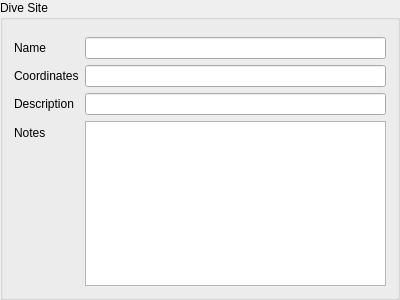
Old version of the form qt-ui/locationInformation.ui in the repository subsurface/subsurface.
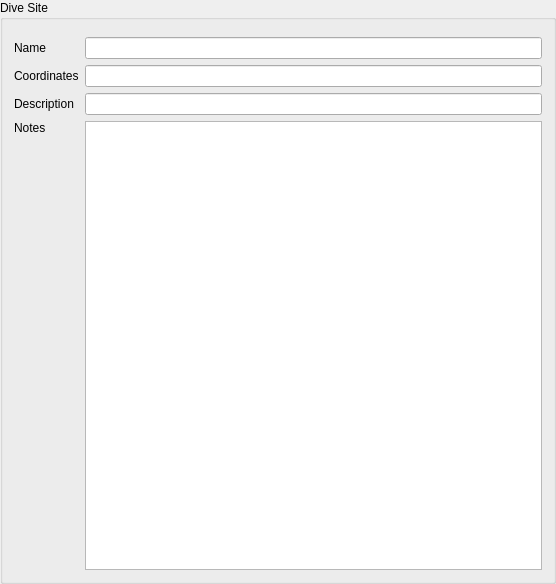
New version of the form. Custom widgets are drawn as their Qt base class.

Commit message:
Fix the layout of the geo management
The layout was just plain ugly; this fixes that and also adds the
possibility to insert new controls that will be userfull for managing the
Locations.

What changed in the file:
```diff
--- a/qt-ui/locationInformation.ui
+++ b/qt-ui/locationInformation.ui
@@ -6,8 +6,8 @@
    <rect>
     <x>0</x>
     <y>0</y>
-    <width>400</width>
-    <height>300</height>
+    <width>556</width>
+    <height>584</height>
    </rect>
   </property>
   <property name="windowTitle">
@@ -16,10 +16,20 @@
   <property name="title">
    <string>Dive Site</string>
   </property>
-  <layout class="QFormLayout" name="formLayout">
-   <item row="0" column="0" colspan="2">
+  <layout class="QGridLayout" name="gridLayout">
+   <item row="0" column="1">
     <widget class="KMessageWidget" name="diveSiteMessage" native="true"/>
    </item>
+   <item row="4" column="0">
+    <widget class="QLabel" name="label_4">
+     <property name="text">
+      <string>Notes</string>
+     </property>
+    </widget>
+   </item>
+   <item row="2" column="1">
+    <widget class="QLineEdit" name="diveSiteCoordinates"/>
+   </item>
    <item row="1" column="0">
     <widget class="QLabel" name="label">
      <property name="text">
@@ -30,16 +40,6 @@
    <item row="1" column="1">
     <widget class="QLineEdit" name="diveSiteName"/>
    </item>
-   <item row="2" column="0">
-    <widget class="QLabel" name="label_2">
-     <property name="text">
-      <string>Coordinates</string>
-     </property>
-    </widget>
-   </item>
-   <item row="2" column="1">
-    <widget class="QLineEdit" name="diveSiteCoordinates"/>
-   </item>
    <item row="3" column="0">
     <widget class="QLabel" name="label_3">
      <property name="text">
@@ -47,17 +47,30 @@
      </property>
     </widget>
    </item>
+   <item row="2" column="0">
+    <widget class="QLabel" name="label_2">
+     <property name="text">
+      <string>Coordinates</string>
+     </property>
+    </widget>
+   </item>
    <item row="3" column="1">
     <widget class="QLineEdit" name="diveSiteDescription"/>
    </item>
-   <item row="4" column="0">
-    <widget class="QLabel" name="label_4">
-     <property name="text">
-      <string>Notes</string>
+   <item row="5" column="0">
+    <spacer name="verticalSpacer">
+     <property name="orientation">
+      <enum>Qt::Vertical</enum>
      </property>
-    </widget>
+     <property name="sizeHint" stdset="0">
+      <size>
+       <width>20</width>
+       <height>40</height>
+      </size>
+     </property>
+    </spacer>
    </item>
-   <item row="4" column="1">
+   <item row="4" column="1" rowspan="2">
     <widget class="QPlainTextEdit" name="diveSiteNotes"/>
    </item>
   </layout>
```
